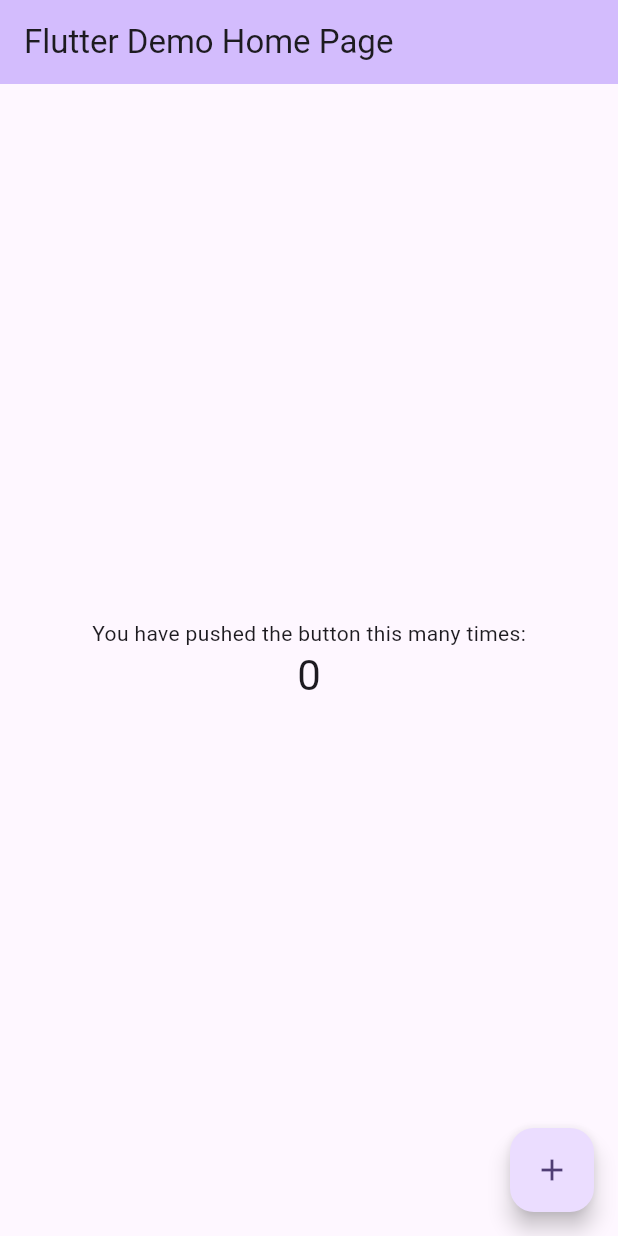
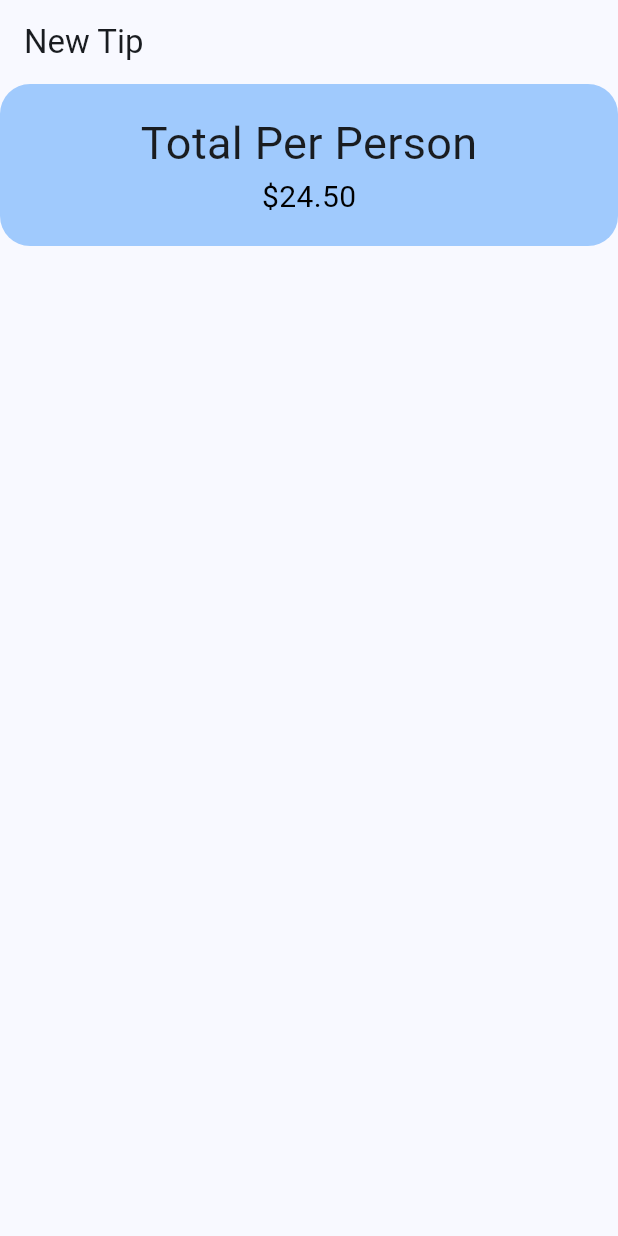
Before and after one commit to hvaandres/tip_calculator, a Flutter app: the screen it shows after launch, on a phone screen of 412 x 824 dp. Run offline on Flutter 3.47's test engine with Material 3 defaults, Android fonts, the phone set to English and light mode, and no system bars; statements that could not run were skipped.

Commit message:
Creating widgets and containers

```diff
--- a/lib/main.dart
+++ b/lib/main.dart
@@ -11,115 +11,52 @@ class MyApp extends StatelessWidget {
   @override
   Widget build(BuildContext context) {
     return MaterialApp(
-      title: 'Flutter Demo',
+      title: 'New Tip',
       theme: ThemeData(
-        // This is the theme of your application.
-        //
-        // TRY THIS: Try running your application with "flutter run". You'll see
-        // the application has a purple toolbar. Then, without quitting the app,
-        // try changing the seedColor in the colorScheme below to Colors.green
-        // and then invoke "hot reload" (save your changes or press the "hot
-        // reload" button in a Flutter-supported IDE, or press "r" if you used
-        // the command line to start the app).
-        //
-        // Notice that the counter didn't reset back to zero; the application
-        // state is not lost during the reload. To reset the state, use hot
-        // restart instead.
-        //
-        // This works for code too, not just values: Most code changes can be
-        // tested with just a hot reload.
-        colorScheme: ColorScheme.fromSeed(seedColor: Colors.deepPurple),
+        colorScheme: ColorScheme.fromSeed(seedColor: Colors.blue),
         useMaterial3: true,
       ),
-      home: const MyHomePage(title: 'Flutter Demo Home Page'),
+      home: const UTip(),
     );
   }
 }
 
-class MyHomePage extends StatefulWidget {
-  const MyHomePage({super.key, required this.title});
-
-  // This widget is the home page of your application. It is stateful, meaning
-  // that it has a State object (defined below) that contains fields that affect
-  // how it looks.
-
-  // This class is the configuration for the state. It holds the values (in this
-  // case the title) provided by the parent (in this case the App widget) and
-  // used by the build method of the State. Fields in a Widget subclass are
-  // always marked "final".
-
-  final String title;
+class UTip extends StatefulWidget {
+  const UTip({super.key});
 
   @override
-  State<MyHomePage> createState() => _MyHomePageState();
+  State<UTip> createState() => _UTipState();
 }
 
-class _MyHomePageState extends State<MyHomePage> {
-  int _counter = 0;
-
-  void _incrementCounter() {
-    setState(() {
-      // This call to setState tells the Flutter framework that something has
-      // changed in this State, which causes it to rerun the build method below
-      // so that the display can reflect the updated values. If we changed
-      // _counter without calling setState(), then the build method would not be
-      // called again, and so nothing would appear to happen.
-      _counter++;
-    });
-  }
-
+class _UTipState extends State<UTip> {
   @override
   Widget build(BuildContext context) {
-    // This method is rerun every time setState is called, for instance as done
-    // by the _incrementCounter method above.
-    //
-    // The Flutter framework has been optimized to make rerunning build methods
-    // fast, so that you can just rebuild anything that needs updating rather
-    // than having to individually change instances of widgets.
     return Scaffold(
-      appBar: AppBar(
-        // TRY THIS: Try changing the color here to a specific color (to
-        // Colors.amber, perhaps?) and trigger a hot reload to see the AppBar
-        // change color while the other colors stay the same.
-        backgroundColor: Theme.of(context).colorScheme.inversePrimary,
-        // Here we take the value from the MyHomePage object that was created by
-        // the App.build method, and use it to set our appbar title.
-        title: Text(widget.title),
-      ),
-      body: Center(
-        // Center is a layout widget. It takes a single child and positions it
-        // in the middle of the parent.
-        child: Column(
-          // Column is also a layout widget. It takes a list of children and
-          // arranges them vertically. By default, it sizes itself to fit its
-          // children horizontally, and tries to be as tall as its parent.
-          //
-          // Column has various properties to control how it sizes itself and
-          // how it positions its children. Here we use mainAxisAlignment to
-          // center the children vertically; the main axis here is the vertical
-          // axis because Columns are vertical (the cross axis would be
-          // horizontal).
-          //
-          // TRY THIS: Invoke "debug painting" (choose the "Toggle Debug Paint"
-          // action in the IDE, or press "p" in the console), to see the
-          // wireframe for each widget.
-          mainAxisAlignment: MainAxisAlignment.center,
-          children: <Widget>[
-            const Text(
-              'You have pushed the button this many times:',
+        appBar: AppBar(
+          title: const Text('New Tip'),
+        ),
+        body: Column(crossAxisAlignment: CrossAxisAlignment.stretch, children: [
+          Container(
+            padding: const EdgeInsets.all(18),
+            decoration: BoxDecoration(
+              color: Theme.of(context).colorScheme.inversePrimary,
+              borderRadius: BorderRadius.circular(20),
             ),
-            Text(
-              '$_counter',
-              style: Theme.of(context).textTheme.headlineMedium,
+            child: const Column(
+              children: [
+                Text("Total Per Person",
+                    style: TextStyle(
+                      color: Theme.of(context).textTheme.display1.color,
+                      fontSize: 30,
+                    )),
+                Text("\$24.50",
+                    style: TextStyle(
+                      color: Colors.black,
+                      fontSize: 20,
+                    )),
+              ],
             ),
-          ],
-        ),
-      ),
-      floatingActionButton: FloatingActionButton(
-        onPressed: _incrementCounter,
-        tooltip: 'Increment',
-        child: const Icon(Icons.add),
-      ), // This trailing comma makes auto-formatting nicer for build methods.
-    );
+          )
+        ]));
   }
 }
```
